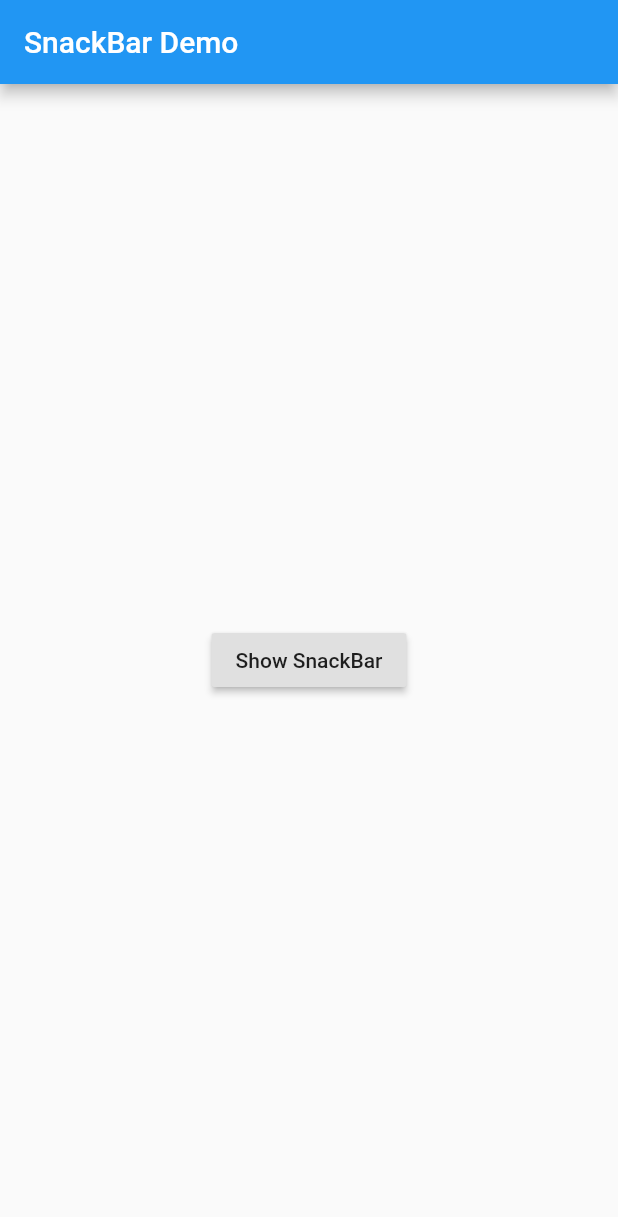
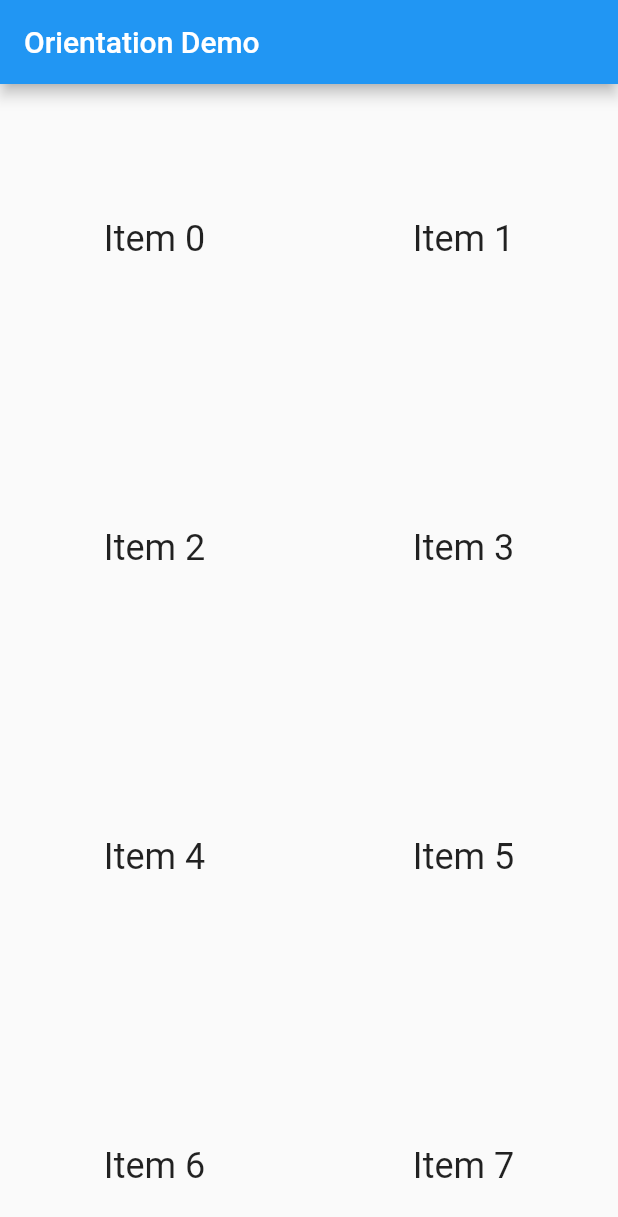
Before and after one commit to liwan11123123/flutter-test, a Flutter app: the screen it shows after launch, on a phone screen of 412 x 824 dp. Shown: the top 1217 px of the screen. Run offline on Flutter 3.47's test engine with Material 2 defaults, Android fonts, the phone set to English and light mode, and no system bars.

Commit message:
根据横/竖屏 方向 决定绘制UI

```diff
--- a/lib/main.dart
+++ b/lib/main.dart
@@ -1367,45 +1367,96 @@
 //   }
 // }
 
-// 显示SnackBars
+// // 显示SnackBars
+// import 'package:flutter/material.dart';
+
+// void main() => runApp(SnackBarDemo());
+
+// class SnackBarDemo extends StatelessWidget {
+//   @override
+//   Widget build(BuildContext context) {
+//     return MaterialApp(
+//       title: 'SnackBar Demo',
+//       home: Scaffold(
+//         appBar: AppBar(
+//           title: Text('SnackBar Demo'),
+//         ),
+//         body: SnackBarPage(),
+//       ),
+//     );
+//   }
+// }
+
+// class SnackBarPage extends StatelessWidget {
+//   @override
+//   Widget build(BuildContext context) {
+//     return Center(
+//       child: RaisedButton(
+//         onPressed: () {
+//           final snackBar = SnackBar(
+//             content: Text('Yay! A SnackBar'),
+//             action: SnackBarAction(
+//               label: '关闭',
+//               onPressed: () {
+//                 //
+//               },
+//             ),
+//           );
+
+//           Scaffold.of(context).showSnackBar(snackBar);
+//         },
+//         child: Text('Show SnackBar'),
+//       ),
+//     );
+//   }
+// }
+
+
+// 根据横/竖屏 方向 决定绘制UI
 import 'package:flutter/material.dart';
 
-void main() => runApp(SnackBarDemo());
+void main() {
+  runApp(MyApp());
+}
 
-class SnackBarDemo extends StatelessWidget {
+class MyApp extends StatelessWidget {
   @override
   Widget build(BuildContext context) {
+    final appTitle = 'Orientation Demo';
+
     return MaterialApp(
-      title: 'SnackBar Demo',
-      home: Scaffold(
-        appBar: AppBar(
-          title: Text('SnackBar Demo'),
-        ),
-        body: SnackBarPage(),
+      title: appTitle,
+      home: OrientationList(
+        title: appTitle,
       ),
     );
   }
 }
 
-class SnackBarPage extends StatelessWidget {
+class OrientationList extends StatelessWidget {
+  final String title;
+  OrientationList({Key key, this.title}) : super(key: key);
+
   @override
   Widget build(BuildContext context) {
-    return Center(
-      child: RaisedButton(
-        onPressed: () {
-          final snackBar = SnackBar(
-            content: Text('Yay! A SnackBar'),
-            action: SnackBarAction(
-              label: '关闭',
-              onPressed: () {
-                //
-              },
-            ),
+    return Scaffold(
+      appBar: AppBar(
+        title: Text(title),
+      ),
+      body: OrientationBuilder(
+        builder: (BuildContext context, orientation) {
+          return GridView.count(
+            crossAxisCount: orientation == Orientation.portrait ? 2 : 3,
+            children: List.generate(100, (index) {
+              return Center(
+                child: Text(
+                  'Item $index',
+                  style: Theme.of(context).textTheme.headline,
+                ),
+              );
+            }),
           );
-
-          Scaffold.of(context).showSnackBar(snackBar);
         },
-        child: Text('Show SnackBar'),
       ),
     );
   }
```
